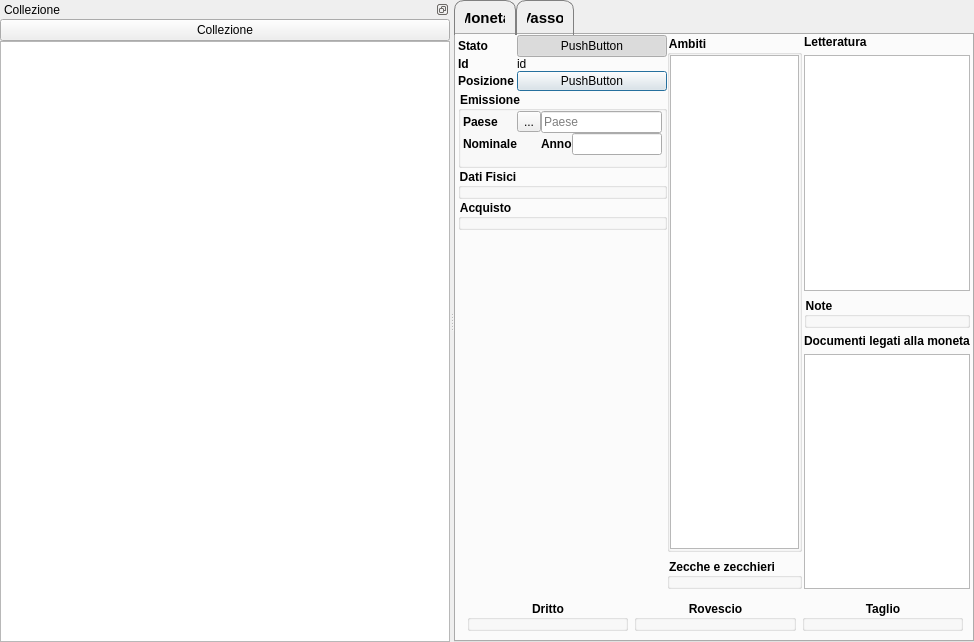
mirkoviviani76/gestcoll, file GestCollOnQt/GUI/Moneta/Moneta/monetaform.ui: the form before one commit.
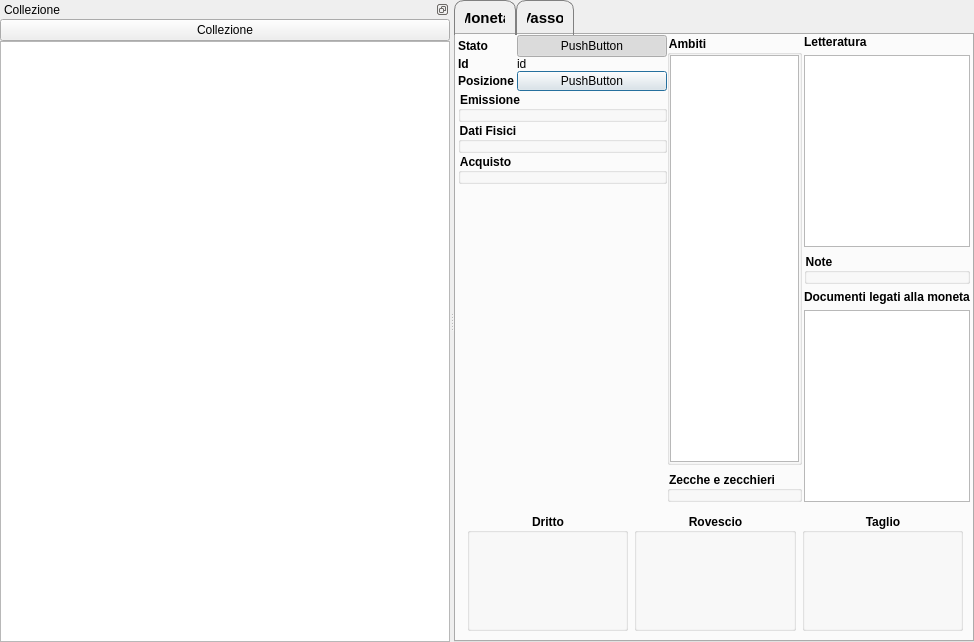
The form after the commit. Icons and pictures are not drawn. Custom widgets are drawn as their Qt base class.

```diff
--- a/GestCollOnQt/GUI/Moneta/Moneta/monetaform.ui
+++ b/GestCollOnQt/GUI/Moneta/Moneta/monetaform.ui
@@ -188,7 +188,7 @@
        <attribute name="title">
         <string>Moneta</string>
        </attribute>
-       <layout class="QVBoxLayout" name="verticalLayout_8" stretch="0,0">
+       <layout class="QVBoxLayout" name="verticalLayout_8" stretch="0,1">
         <property name="spacing">
          <number>2</number>
         </property>
@@ -345,115 +345,6 @@
                 </property>
                </widget>
               </item>
-              <item row="9" column="0" colspan="2">
-               <widget class="QGroupBox" name="emissione">
-                <property name="title">
-                 <string>Emissione</string>
-                </property>
-                <layout class="QGridLayout" name="gridLayout_3" rowstretch="0,0,0" columnstretch="0,0,0,0,0">
-                 <property name="leftMargin">
-                  <number>2</number>
-                 </property>
-                 <property name="topMargin">
-                  <number>0</number>
-                 </property>
-                 <property name="rightMargin">
-                  <number>2</number>
-                 </property>
-                 <property name="bottomMargin">
-                  <number>0</number>
-                 </property>
-                 <property name="spacing">
-                  <number>0</number>
-                 </property>
-                 <item row="1" column="2">
-                  <widget class="MisuraForm" name="nominale" native="true"/>
-                 </item>
-                 <item row="1" column="3">
-                  <widget class="QLabel" name="label_3">
-                   <property name="font">
-                    <font>
-                     <weight>75</weight>
-                     <bold>true</bold>
-                    </font>
-                   </property>
-                   <property name="text">
-                    <string>Anno</string>
-                   </property>
-                   <property name="buddy">
-                    <cstring>anno</cstring>
-                   </property>
-                  </widget>
-                 </item>
-                 <item row="0" column="1">
-                  <widget class="QToolButton" name="openPaeseUrl">
-                   <property name="text">
-                    <string>...</string>
-                   </property>
-                   <property name="icon">
-                    <iconset resource="../../../resources/resources.qrc">
-                     <normaloff>:/icons/internet.ico</normaloff>:/icons/internet.ico</iconset>
-                   </property>
-                  </widget>
-                 </item>
-                 <item row="0" column="2" colspan="3">
-                  <widget class="QLineEdit" name="paese">
-                   <property name="readOnly">
-                    <bool>false</bool>
-                   </property>
-                   <property name="placeholderText">
-                    <string>Paese</string>
-                   </property>
-                  </widget>
-                 </item>
-                 <item row="0" column="0">
-                  <widget class="QLabel" name="label">
-                   <property name="font">
-                    <font>
-                     <weight>75</weight>
-                     <bold>true</bold>
-                    </font>
-                   </property>
-                   <property name="text">
-                    <string>Paese</string>
-                   </property>
-                   <property name="buddy">
-                    <cstring>paese</cstring>
-                   </property>
-                  </widget>
-                 </item>
-                 <item row="1" column="0">
-                  <widget class="QLabel" name="label_2">
-                   <property name="font">
-                    <font>
-                     <weight>75</weight>
-                     <bold>true</bold>
-                    </font>
-                   </property>
-                   <property name="text">
-                    <string>Nominale</string>
-                   </property>
-                   <property name="buddy">
-                    <cstring>nominale</cstring>
-                   </property>
-                  </widget>
-                 </item>
-                 <item row="1" column="4">
-                  <widget class="QLineEdit" name="anno"/>
-                 </item>
-                 <item row="2" column="0" colspan="5">
-                  <widget class="AutoritaForm" name="autorita" native="true">
-                   <property name="minimumSize">
-                    <size>
-                     <width>10</width>
-                     <height>10</height>
-                    </size>
-                   </property>
-                  </widget>
-                 </item>
-                </layout>
-               </widget>
-              </item>
               <item row="17" column="0" colspan="2">
                <widget class="DatiFisiciWidget" name="datiFisici">
                 <property name="title">
@@ -468,6 +359,19 @@
                 </property>
                </widget>
               </item>
+              <item row="9" column="0" colspan="2">
+               <widget class="EmissioneForm" name="emissione">
+                <property name="minimumSize">
+                 <size>
+                  <width>0</width>
+                  <height>0</height>
+                 </size>
+                </property>
+                <property name="title">
+                 <string>Emissione</string>
+                </property>
+               </widget>
+              </item>
              </layout>
             </widget>
            </item>
@@ -688,12 +592,6 @@
   </layout>
  </widget>
  <customwidgets>
-  <customwidget>
-   <class>MisuraForm</class>
-   <extends>QWidget</extends>
-   <header>misuraform.h</header>
-   <container>1</container>
-  </customwidget>
   <customwidget>
    <class>QLedIndicator</class>
    <extends>QPushButton</extends>
@@ -705,12 +603,6 @@
    <header>descrizioneform.h</header>
    <container>1</container>
   </customwidget>
-  <customwidget>
-   <class>AutoritaForm</class>
-   <extends>QWidget</extends>
-   <header>autoritaform.h</header>
-   <container>1</container>
-  </customwidget>
   <customwidget>
    <class>DatiAcquistoWidget</class>
    <extends>QGroupBox</extends>
@@ -735,6 +627,12 @@
    <header>noteform.h</header>
    <container>1</container>
   </customwidget>
+  <customwidget>
+   <class>EmissioneForm</class>
+   <extends>QGroupBox</extends>
+   <header>emissioneform.h</header>
+   <container>1</container>
+  </customwidget>
  </customwidgets>
  <tabstops>
   <tabstop>paese</tabstop>
```
Left out of the diff: 2 changed lines with no effect on the pictures.
